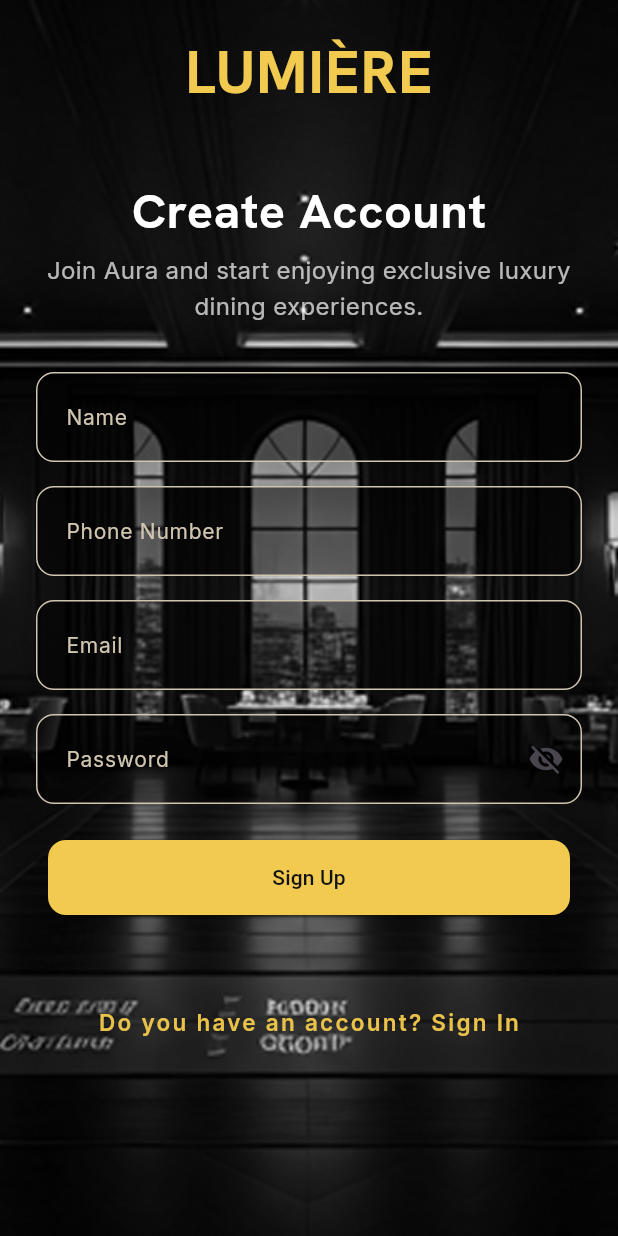
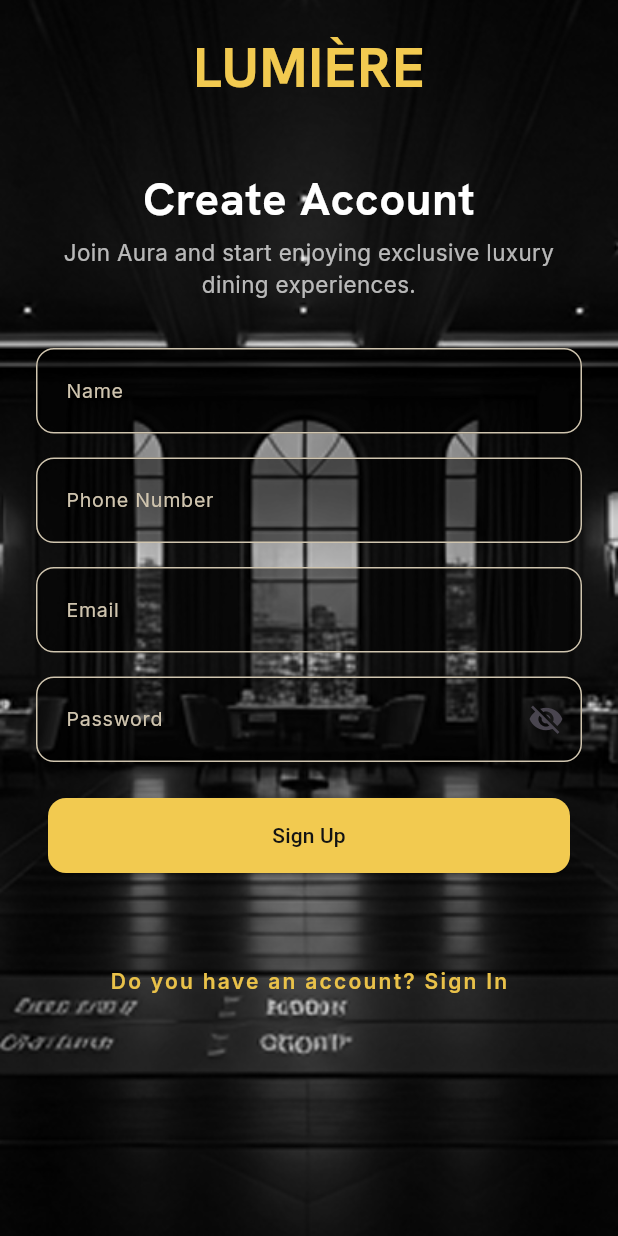
Before and after one commit to Loaya9779/Aura_Luxury_Reservations, a Flutter app: the screen it shows after launch, after a tap on "Get Started", on a phone screen of 412 x 824 dp. Run offline on Flutter 3.47's test engine with Material 3 defaults, Android fonts, the phone set to English and light mode, and no system bars; our stand-ins replace cloud_firestore, device_preview, firebase_auth, firebase_core, flutter_bloc, flutter_screenutil and 3 more; accounts and stored records are empty.

Commit message:
fix: update text styles and dimensions to use ScreenUtil for responsive design

```diff
--- a/lib/core/app_style.dart
+++ b/lib/core/app_style.dart
@@ -1,4 +1,5 @@
 import 'package:flutter/material.dart';
+import 'package:flutter_screenutil/flutter_screenutil.dart';
 import 'package:google_fonts/google_fonts.dart';
 
 import 'app_colors.dart';
@@ -7,104 +8,104 @@
   /// Headline (Hanken Grotesk)
 
   static TextStyle headlineExtraLarge = GoogleFonts.hankenGrotesk(
-    fontSize: 40,
+    fontSize: 40.sp,
     fontWeight: FontWeight.w400,
     letterSpacing: 0.6,
-    height: 1.2,
+    height: 1.2.h,
     color: AppColors.textPrimary,
   );
 
   static TextStyle headlineLarge = GoogleFonts.hankenGrotesk(
-    fontSize: 32,
+    fontSize: 32.sp,
     fontWeight: FontWeight.w400,
     letterSpacing: 0.6,
-    height: 1.2,
+    height: 1.2.h,
     color: AppColors.textPrimary,
   );
 
   static TextStyle headlineMedium = GoogleFonts.hankenGrotesk(
-    fontSize: 24,
+    fontSize: 24.sp,
     fontWeight: FontWeight.w500,
     letterSpacing: 0.3,
-    height: 1.3,
+    height: 1.3.h,
     color: AppColors.textPrimary,
   );
 
   static TextStyle headlineSmall = GoogleFonts.hankenGrotesk(
-    fontSize: 20,
+    fontSize: 20.sp,
     fontWeight: FontWeight.w500,
-    height: 1.3,
+    height: 1.3.h,
     color: AppColors.textPrimary,
   );
   static TextStyle headlineExtraSmall = GoogleFonts.hankenGrotesk(
-    fontSize: 18,
+    fontSize: 18.sp,
     fontWeight: FontWeight.w500,
-    height: 1.3,
+    height: 1.3.h,
     color: AppColors.textPrimary,
   );
 
   /// Body (Inter)
 
   static TextStyle bodyLarge = GoogleFonts.inter(
-    fontSize: 20,
+    fontSize: 20.sp,
     fontWeight: FontWeight.w400,
-    height: 1.6,
+    height: 1.6.h,
     color: AppColors.textSecondary,
   );
 
   static TextStyle bodyMedium = GoogleFonts.inter(
-    fontSize: 16,
+    fontSize: 16.sp,
     fontWeight: FontWeight.w400,
-    height: 1.5,
+    height: 1.5.h,
     color: AppColors.textSecondary,
   );
 
   static TextStyle bodySmall = GoogleFonts.inter(
-    fontSize: 14,
+    fontSize: 14.sp,
     fontWeight: FontWeight.w400,
-    height: 1.5,
+    height: 1.5.h,
     color: AppColors.textSecondary,
   );
 
   static TextStyle bodyExtraSmall = GoogleFonts.inter(
-    fontSize: 12,
+    fontSize: 12.sp,
     fontWeight: FontWeight.w400,
-    height: 1.5,
+    height: 1.5.h,
     color: AppColors.textSecondary,
   );
 
   /// Label (Inter)
 
   static TextStyle labelExtraLarge = GoogleFonts.inter(
-    fontSize: 40,
+    fontSize: 40.sp,
     fontWeight: FontWeight.w600,
     letterSpacing: 1,
     color: AppColors.primary,
   );
 
   static TextStyle labelLarge = GoogleFonts.inter(
-    fontSize: 25,
+    fontSize: 25.sp,
     fontWeight: FontWeight.w600,
     letterSpacing: 1,
     color: AppColors.primary,
   );
 
   static TextStyle labelRegular = GoogleFonts.inter(
-    fontSize: 16,
+    fontSize: 16.sp,
     fontWeight: FontWeight.w600,
     letterSpacing: 1.5,
     color: AppColors.primary,
   );
 
   static TextStyle labelMedium = GoogleFonts.inter(
-    fontSize: 15,
+    fontSize: 15.sp,
     fontWeight: FontWeight.w600,
     letterSpacing: 1.5,
     color: AppColors.primary,
   );
 
   static TextStyle labelSmall = GoogleFonts.inter(
-    fontSize: 10,
+    fontSize: 10.sp,
     fontWeight: FontWeight.w600,
     letterSpacing: 2,
     color: AppColors.primary,
--- a/lib/features/onBoarding/screen/onboarding_screen.dart
+++ b/lib/features/onBoarding/screen/onboarding_screen.dart
@@ -4,14 +4,15 @@
 import 'package:aura_luxury_reservations/features/onBoarding/widgets/animated_dots.dart';
 import 'package:aura_luxury_reservations/features/onBoarding/widgets/text_pageview_builder.dart';
 import 'package:flutter/material.dart';
+import 'package:flutter_screenutil/flutter_screenutil.dart';
 
 class OnboardingScreen extends StatelessWidget {
   const OnboardingScreen({super.key});
 
   @override
   Widget build(BuildContext context) {
-    final double height = MediaQuery.sizeOf(context).height;
-
+    print("MediaQuery: ${MediaQuery.of(context).size}");
+    print("ScreenUtil: ${ScreenUtil().screenWidth}");
     return Scaffold(
       body: Container(
         width: double.infinity,
@@ -24,13 +25,13 @@
         ),
         child: SafeArea(
           child: Padding(
-            padding: EdgeInsets.all(24),
+            padding: EdgeInsets.all(24.w),
             child: SingleChildScrollView(
               child: Column(
                 crossAxisAlignment: CrossAxisAlignment.center,
                 children: [
                   Text("LUMIÈRE", style: AppStyle.labelLarge),
-                  SizedBox(height: height * 0.25),
+                  SizedBox(height: 150.h),
                   TextPageViewBuilder(),
                   AnimatedDots(),
                   SizedBox(height: 30),
@@ -39,7 +40,7 @@
                     onPressed: () =>
                         Navigator.pushReplacementNamed(context, "/signup"),
                   ),
-                  SizedBox(height: 15),
+                  SizedBox(height: 15.h),
                   AlreadyMemberRow(),
                 ],
               ),
--- a/lib/features/onBoarding/widgets/animated_dot_container.dart
+++ b/lib/features/onBoarding/widgets/animated_dot_container.dart
@@ -1,5 +1,6 @@
 import 'package:aura_luxury_reservations/core/app_colors.dart';
 import 'package:flutter/material.dart';
+import 'package:flutter_screenutil/flutter_screenutil.dart';
 
 class AnimatedDotContainer extends StatelessWidget {
   final bool isSelected;
@@ -9,8 +10,8 @@
   Widget build(BuildContext context) {
     return AnimatedContainer(
       duration: Duration(milliseconds: 300),
-      width: 10,
-      height: 10,
+      width: 10.w,
+      height: 10.h,
       decoration: BoxDecoration(
         borderRadius: BorderRadius.circular(50),
         color: isSelected ? AppColors.primary : AppColors.surfaceHighest,
--- a/lib/features/onBoarding/widgets/animated_dots.dart
+++ b/lib/features/onBoarding/widgets/animated_dots.dart
@@ -3,6 +3,7 @@
 import 'package:aura_luxury_reservations/features/onBoarding/widgets/animated_dot_container.dart';
 import 'package:flutter/material.dart';
 import 'package:flutter_bloc/flutter_bloc.dart';
+import 'package:flutter_screenutil/flutter_screenutil.dart';
 
 class AnimatedDots extends StatelessWidget {
   const AnimatedDots({super.key});
@@ -10,8 +11,8 @@
   @override
   Widget build(BuildContext context) {
     return SizedBox(
-      height: 10,
-      width: 50,
+      height: 10.h,
+      width: 60.w,
       child: ListView.separated(
         separatorBuilder: (context, index) => SizedBox(width: 10),
         scrollDirection: Axis.horizontal,
--- a/lib/features/onBoarding/widgets/onboarding_item.dart
+++ b/lib/features/onBoarding/widgets/onboarding_item.dart
@@ -1,6 +1,7 @@
 import 'package:aura_luxury_reservations/core/app_style.dart';
 import 'package:aura_luxury_reservations/features/onBoarding/model/onboarding_model.dart';
 import 'package:flutter/material.dart';
+import 'package:flutter_screenutil/flutter_screenutil.dart';
 
 class OnboardingItem extends StatelessWidget {
   final OnboardingModel onboardingModel;
@@ -8,13 +9,12 @@
 
   @override
   Widget build(BuildContext context) {
-    final double height = MediaQuery.sizeOf(context).height;
     return Column(
       children: [
         Text(onboardingModel.headline1, style: AppStyle.headlineExtraLarge),
         Text(onboardingModel.headline2, style: AppStyle.labelExtraLarge),
         Text(onboardingModel.headline3, style: AppStyle.labelExtraLarge),
-        SizedBox(height: height * 0.01),
+        SizedBox(height: 10.h),
         Text(
           onboardingModel.describtion,
           textAlign: TextAlign.center,
--- a/lib/features/onBoarding/widgets/text_pageview_builder.dart
+++ b/lib/features/onBoarding/widgets/text_pageview_builder.dart
@@ -3,6 +3,7 @@
 import 'package:aura_luxury_reservations/features/onBoarding/widgets/onboarding_item.dart';
 import 'package:flutter/material.dart';
 import 'package:flutter_bloc/flutter_bloc.dart';
+import 'package:flutter_screenutil/flutter_screenutil.dart';
 
 class TextPageViewBuilder extends StatefulWidget {
   const TextPageViewBuilder({super.key});
@@ -29,7 +30,7 @@
   @override
   Widget build(BuildContext context) {
     return SizedBox(
-      height: 300,
+      height: 350.h,
       child: PageView.builder(
         controller: _pageController,
         onPageChanged: context.read<OnboardingCubit>().setPage,
--- a/lib/main.dart
+++ b/lib/main.dart
@@ -17,9 +17,11 @@
 import 'package:aura_luxury_reservations/features/splash/screen/splash_screen.dart';
 import 'package:aura_luxury_reservations/firebase_options.dart';
 import 'package:firebase_core/firebase_core.dart';
+import 'package:flutter/foundation.dart';
 import 'package:flutter/material.dart';
 import 'package:flutter_bloc/flutter_bloc.dart';
 import 'package:flutter_screenutil/flutter_screenutil.dart';
+import 'package:device_preview/device_preview.dart';
 import 'package:hive_flutter/hive_flutter.dart';
 
 void main() async {
@@ -31,7 +33,23 @@
   // FirebaseDataSource firebaseDataSource = FirebaseDataSource();
   // await firebaseDataSource.addResturants();
 
-  runApp(MainApp());
+  runApp(
+    DevicePreview(
+      enabled: !kReleaseMode,
+      builder: (context) {
+        return ScreenUtilInit(
+          designSize: const Size(390, 882),
+          useInheritedMediaQuery: true,
+          minTextAdapt: true,
+          splitScreenMode: true,
+          builder: (context, child) {
+            ScreenUtil.configure(data: MediaQuery.of(context));
+            return MainApp();
+          },
+        );
+      },
+    ),
+  );
 }
 
 class MainApp extends StatelessWidget {
@@ -49,11 +67,6 @@
         BlocProvider(create: (_) => MyBookingsCubit()),
         BlocProvider(create: (_) => NavigationCubit()),
       ],
-      child: ScreenUtilInit(
-        designSize: const Size(390, 882),
-        useInheritedMediaQuery: true,
-        minTextAdapt: true,
-        splitScreenMode: true,
       child: MaterialApp(
         theme: ThemeData(splashColor: Colors.transparent),
         debugShowCheckedModeBanner: false,
@@ -71,7 +84,6 @@
           '/profile': (_) => const ProfileScreen(),
         },
       ),
-      ),
     );
   }
 }
```
Lines whose indentation alone changed are shown as unchanged.
